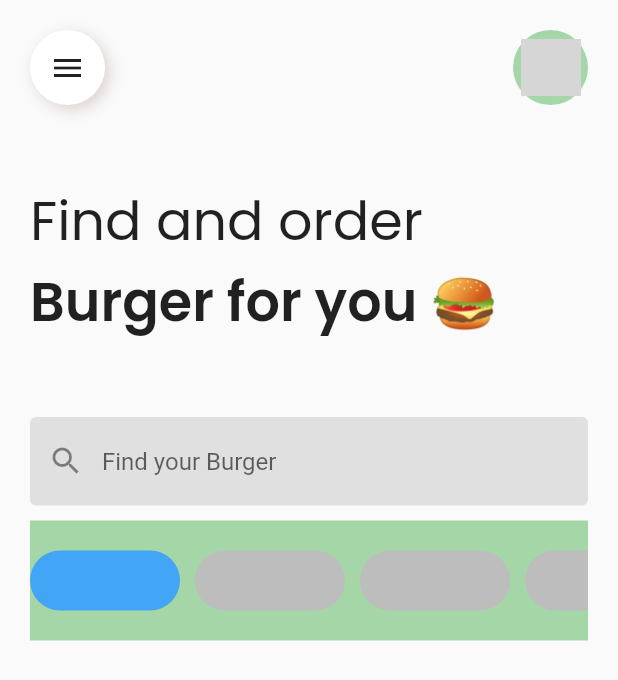
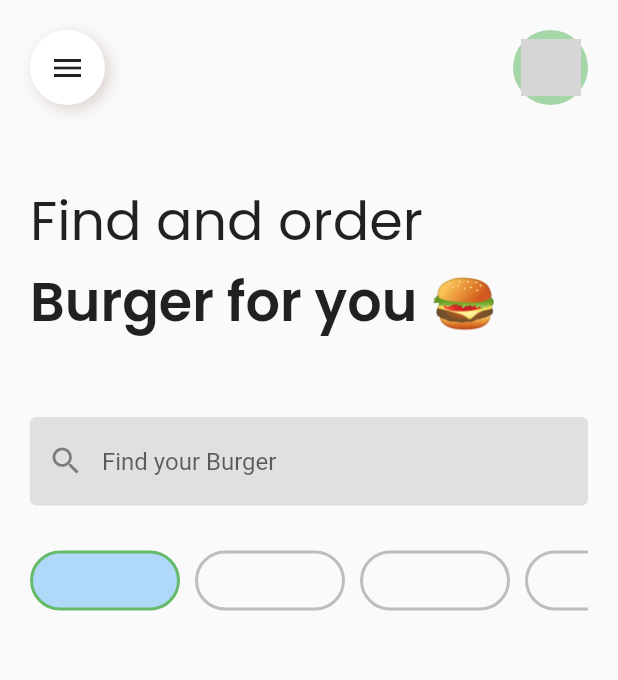
Before and after one commit to Lakshit-Chiranjiv/Burger-App-UI, a Flutter app: the AppHomePage screen opened directly, on a phone screen of 412 x 824 dp. Shown: the top 680 px of the screen. Run offline on Flutter 3.47's test engine with Material 2 defaults, Android fonts, the light colour scheme and no system bars; our stand-ins replace google_fonts; grey boxes are pictures that could not be loaded.

Commit message:
border and bg effects on tab

```diff
--- a/lib/app_home_page.dart
+++ b/lib/app_home_page.dart
@@ -103,7 +103,7 @@ class _AppHomePageState extends State<AppHomePage> {
               Container(
                 width: double.infinity,
                 height: 80,
-                color: Colors.green.shade200,
+                // color: Colors.orange.shade200,
                 child: SingleChildScrollView(
                   scrollDirection: Axis.horizontal,
                   child: Row(
@@ -119,7 +119,11 @@ class _AppHomePageState extends State<AppHomePage> {
                           width: 100,
                           decoration: BoxDecoration(
                             borderRadius: BorderRadius.circular(50),
-                            color: tab==0 ? Colors.blue.shade400 : Colors.grey.shade400,
+                            color: tab==0 ? Colors.blue.shade400.withOpacity(0.4) : Colors.transparent,
+                            border: Border.all(
+                              color: tab == 0 ? Colors.green.shade400 : Colors.grey.shade400,
+                              width: 2,
+                            ),
                           ),
                         ),
                       ),
@@ -137,7 +141,11 @@ class _AppHomePageState extends State<AppHomePage> {
                           width: 100,
                           decoration: BoxDecoration(
                             borderRadius: BorderRadius.circular(50),
-                            color: tab==1 ? Colors.blue.shade400 : Colors.grey.shade400,
+                            color: tab==1 ? Colors.blue.shade400.withOpacity(0.4) : Colors.transparent,
+                            border: Border.all(
+                              color: tab == 1 ? Colors.green.shade400 : Colors.grey.shade400,
+                              width: 2,
+                            ),
                           ),
                         ),
                       ),
@@ -155,7 +163,11 @@ class _AppHomePageState extends State<AppHomePage> {
                           width: 100,
                           decoration: BoxDecoration(
                             borderRadius: BorderRadius.circular(50),
-                            color: tab==2 ? Colors.blue.shade400 : Colors.grey.shade400,
+                            color: tab==2 ? Colors.blue.shade400.withOpacity(0.4) : Colors.transparent,
+                            border: Border.all(
+                              color: tab == 2 ? Colors.green.shade400 : Colors.grey.shade400,
+                              width: 2,
+                            ),
                           ),
                         ),
                       ),
@@ -173,7 +185,11 @@ class _AppHomePageState extends State<AppHomePage> {
                           width: 100,
                           decoration: BoxDecoration(
                             borderRadius: BorderRadius.circular(50),
-                            color: tab==3 ? Colors.blue.shade400 : Colors.grey.shade400,
+                            color: tab==3 ? Colors.blue.shade400.withOpacity(0.4) : Colors.transparent,
+                            border: Border.all(
+                              color: tab == 3 ? Colors.green.shade400 : Colors.grey.shade400,
+                              width: 2,
+                            ),
                           ),
                         ),
                       ),
```
